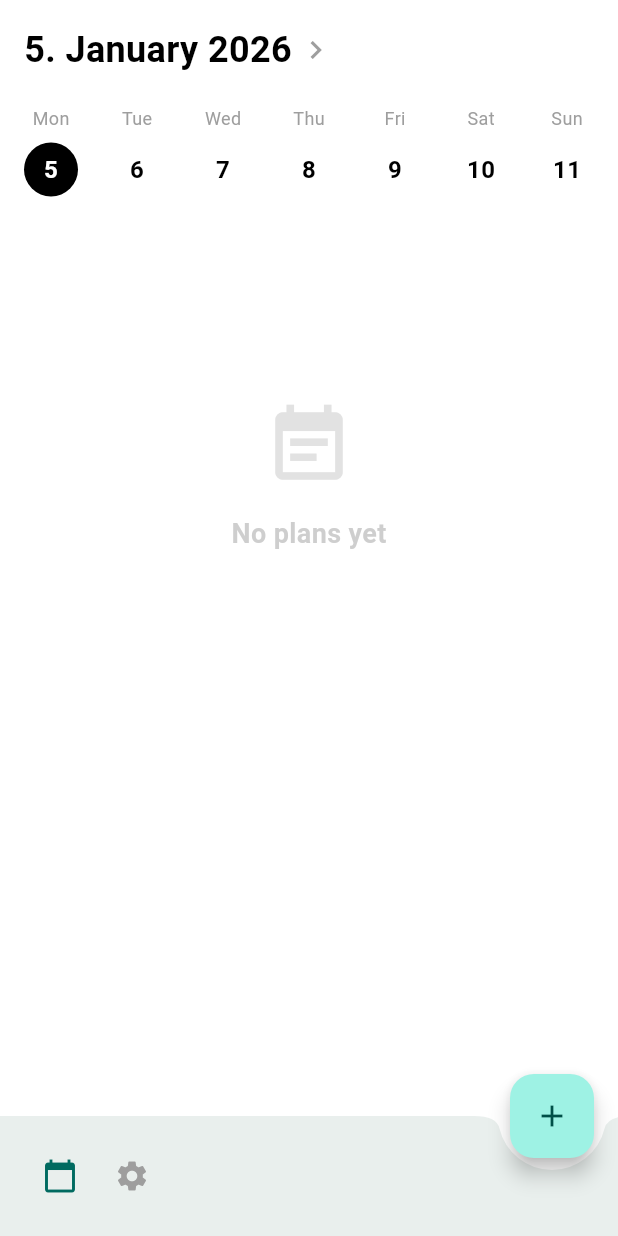
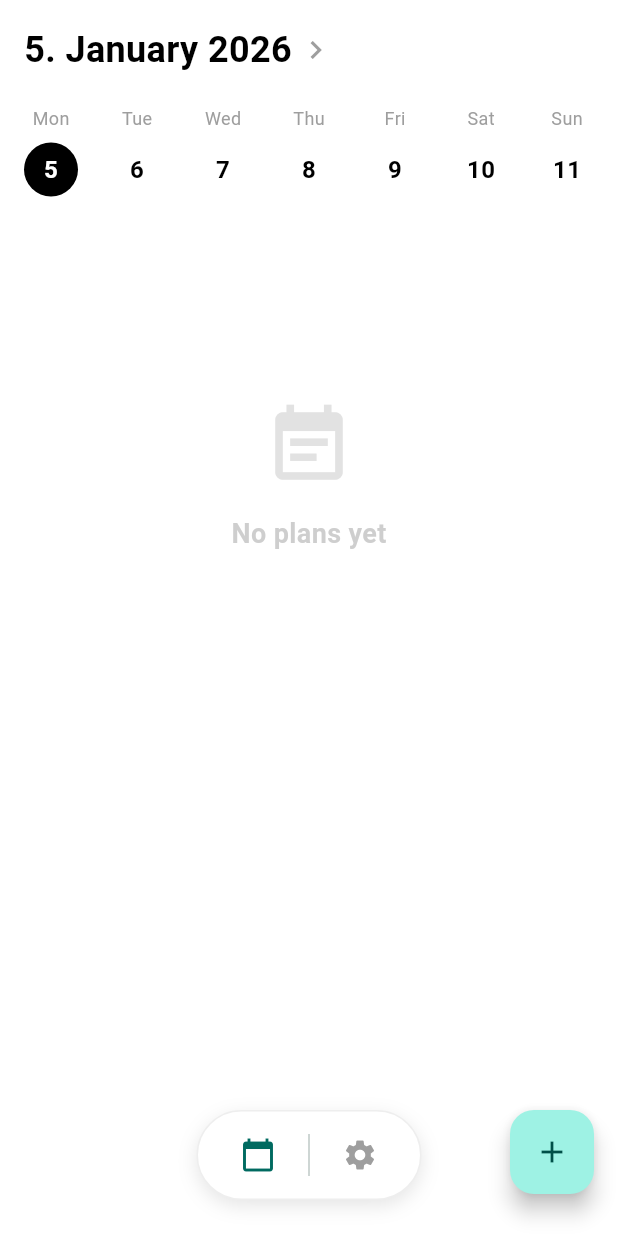
Before and after one commit to slayernominee/planar, a Flutter app: the screen it shows after launch, on a phone screen of 412 x 824 dp. Run offline on Flutter 3.47's test engine with Material 3 defaults, Android fonts, the phone set to English and light mode, and no system bars; our stand-ins replace file_picker, sqflite; accounts and stored records are empty.

Commit message:
floating menu

```diff
--- a/lib/screens/home_screen.dart
+++ b/lib/screens/home_screen.dart
@@ -113,7 +113,9 @@ class _HomeScreenState extends State<HomeScreen> {
     return Scaffold(
       backgroundColor: Colors.white, // Light background
       body: SafeArea(
-        child: Column(
+        child: Stack(
+          children: [
+            Column(
               children: [
                 if (_currentTab == 0) _buildWeekHeader(context),
                 Expanded(
@@ -136,8 +138,8 @@ class _HomeScreenState extends State<HomeScreen> {
                               onPageChanged: _onPageChanged,
                               itemBuilder: (context, index) {
                                 final daysDifference = index - _initialPage;
-                            final date =
-                                _baseDate.add(Duration(days: daysDifference));
+                                final date = _baseDate
+                                    .add(Duration(days: daysDifference));
                                 return DayView(date: date);
                               },
                             ),
@@ -147,25 +149,28 @@ class _HomeScreenState extends State<HomeScreen> {
                 ),
               ],
             ),
+            Positioned(
+              left: 0,
+              right: 0,
+              bottom: 24,
+              child: Center(
+                child: Container(
+                  height: 60,
+                  padding: const EdgeInsets.symmetric(horizontal: 16),
+                  decoration: BoxDecoration(
+                    color: Colors.white,
+                    borderRadius: BorderRadius.circular(30),
+                    boxShadow: [
+                      BoxShadow(
+                        color: Colors.black.withOpacity(0.1),
+                        blurRadius: 10,
+                        offset: const Offset(0, 4),
                       ),
-      floatingActionButton: _currentTab == 0
-          ? FloatingActionButton(
-              onPressed: () {
-                Navigator.of(context).push(
-                  MaterialPageRoute(
-                    builder: (context) =>
-                        AddTaskScreen(initialDate: _selectedDate),
+                    ],
+                    border: Border.all(color: Colors.grey.shade200),
                   ),
-                );
-              },
-              child: const Icon(Icons.add),
-            )
-          : null,
-      floatingActionButtonLocation: FloatingActionButtonLocation.endDocked,
-      bottomNavigationBar: BottomAppBar(
-        shape: const CircularNotchedRectangle(),
-        notchMargin: 8.0,
                   child: Row(
+                    mainAxisSize: MainAxisSize.min,
                     children: [
                       IconButton(
                         icon: Icon(Icons.calendar_today,
@@ -180,6 +185,8 @@ class _HomeScreenState extends State<HomeScreen> {
                           }
                         },
                       ),
+                      const VerticalDivider(
+                          width: 20, indent: 15, endIndent: 15),
                       IconButton(
                         icon: Icon(Icons.settings,
                             color: _currentTab == 1
@@ -190,6 +197,27 @@ class _HomeScreenState extends State<HomeScreen> {
                     ],
                   ),
                 ),
+              ),
+            ),
+          ],
+        ),
+      ),
+      floatingActionButton: _currentTab == 0
+          ? Padding(
+              padding: const EdgeInsets.only(bottom: 12),
+              child: FloatingActionButton(
+                onPressed: () {
+                  Navigator.of(context).push(
+                    MaterialPageRoute(
+                      builder: (context) =>
+                          AddTaskScreen(initialDate: _selectedDate),
+                    ),
+                  );
+                },
+                child: const Icon(Icons.add),
+              ),
+            )
+          : null,
     );
   }
 
```
Lines whose indentation alone changed are shown as unchanged.
